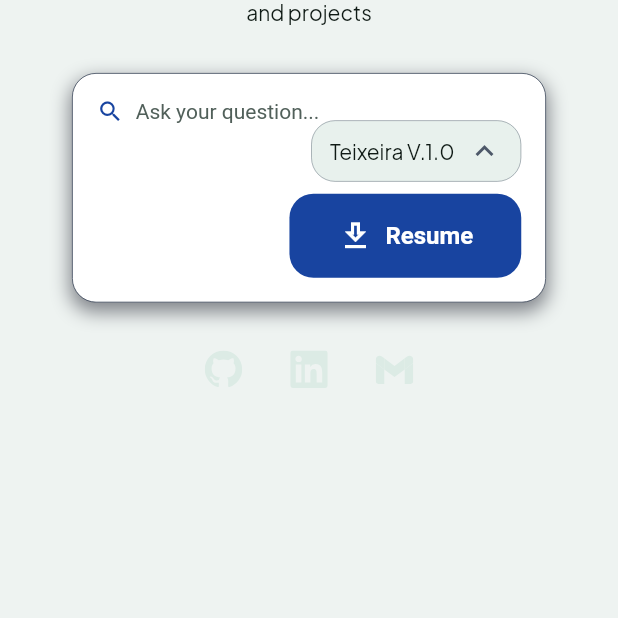
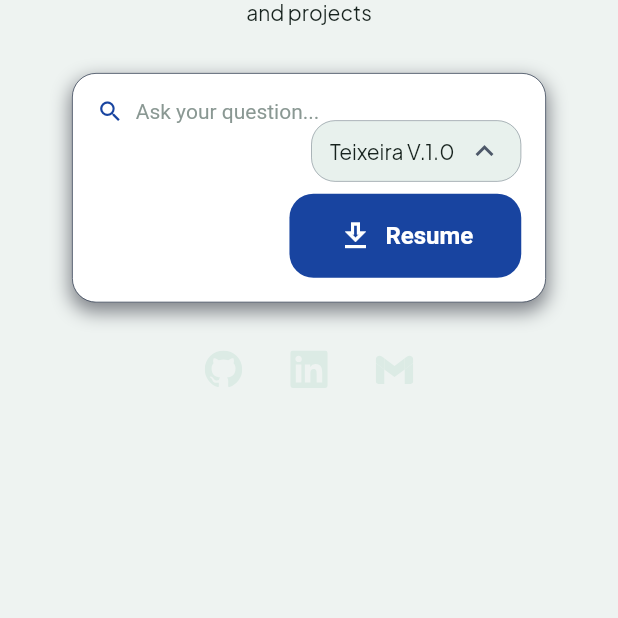
Before and after one commit to Teixeira49/portafolio, a Flutter app: the screen it shows after launch, on a phone screen of 412 x 824 dp, the part 515-1133 px from its top. Run offline on Flutter 3.47's test engine with Material 3 defaults, Android fonts, the phone set to English and light mode, and no system bars; our stand-ins replace equatable, flutter_bloc, flutter_svg, gap, get_it, google_fonts and 1 more.

Commit message:
fix solid color values

```diff
--- a/lib/src/core/variables/values/color_values.dart
+++ b/lib/src/core/variables/values/color_values.dart
@@ -13,31 +13,31 @@ class ColorValues {
   // -------------------------------------------------------
 
   static final _textPrimary = _ColorScheme(
-    light: _ColorConstants.grayLight.shade900,
-    dark: _ColorConstants.grayLight.shade50,
+    light: _ColorConstants.grayLight.shade800,
+    dark: _ColorConstants.grayDark.shade50,
     onBrandLight: Colors.white,
-    onBrandDark: _ColorConstants.grayLight[50],
+    onBrandDark: _ColorConstants.grayDark.shade50,
   );
 
   static final _textSecondary = _ColorScheme(
-    light: _ColorConstants.grayLight.shade700,
-    dark: _ColorConstants.grayLight.shade300,
+    light: _ColorConstants.grayLight.shade600,
+    dark: _ColorConstants.grayDark.shade200,
+    onBrandLight: _ColorConstants.brandFirstColor.shade200,
+    onBrandDark: _ColorConstants.grayDark.shade200,
+  );
+
+  static final _textTertiary = _ColorScheme(
+    light: _ColorConstants.grayLight.shade500,
+    dark: _ColorConstants.grayDark.shade300,
     onBrandLight: _ColorConstants.brandFirstColor.shade200,
     onBrandDark: _ColorConstants.grayDark.shade300,
   );
 
-  static final _textTertiary = _ColorScheme(
-    light: _ColorConstants.grayLight.shade600,
-    dark: _ColorConstants.grayDark.shade400,
-    onBrandLight: _ColorConstants.brandFirstColor.shade200,
-    onBrandDark: _ColorConstants.grayDark.shade400,
-  );
-
   static final _textQuaternary = _ColorScheme(
-    light: _ColorConstants.grayLight,
-    dark: _ColorConstants.grayDark.shade400,
+    light: _ColorConstants.grayLight.shade500,
+    dark: _ColorConstants.grayDark.shade300,
     onBrandLight: _ColorConstants.brandFirstColor.shade300,
-    onBrandDark: _ColorConstants.grayDark.shade400,
+    onBrandDark: _ColorConstants.grayDark.shade300,
   );
 
   static final _textDisabled = _ColorScheme(
@@ -1712,6 +1712,143 @@ class ColorValues {
   /// Toggle button foreground color when disabled.
   static Color toggleButtonFgDisabled(BuildContext context) =>
       _toggleButtonFgDisabled.getColor(context);
+
+  // ------------------------------------------------------------------
+  // <------------ Navigation & Layout color values  ----------------->
+  // ------------------------------------------------------------------
+  // -- Semantic tokens that map to the portfolio design's CSS vars.  --
+  // -- Used for sidebar, nav items, glassmorphism composer, chips.   --
+  // ------------------------------------------------------------------
+
+  /// Sidebar item hover — dark: #222425  light: #E8F1ED (--sidebar-hover)
+  static final _bgSidebarHover = _ColorScheme(
+    light: _ColorConstants.grayLight.shade200,
+    dark: _ColorConstants.grayDark.shade700,
+  );
+
+  /// Active nav-item pill — dark: #2A2C2D  light: #DCEBE5 (--pill)
+  static final _bgNavPill = _ColorScheme(
+    light: _ColorConstants.grayLight.shade400,
+    dark: _ColorConstants.grayDark.shade500,
+  );
+
+  /// Sidebar / section divider line — dark: #262829  light: #E0E8E4 (--line)
+  static final _borderLine = _ColorScheme(
+    light: _ColorConstants.grayLight.shade300,
+    dark: _ColorConstants.grayDark.shade600,
+  );
+
+  /// Glassmorphism surface background — dark: rgba(28,30,31,.92)  light: rgba(255,255,255,.9)
+  static final _bgSurface = _ColorScheme(
+    light: const Color(0xE6FFFFFF),
+    dark: const Color(0xEA1C1E1F),
+  );
+
+  /// Glassmorphism surface border — dark: rgba(255,255,255,.09)  light: rgba(0,0,0,.09)
+  static final _borderSurface = _ColorScheme(
+    light: const Color(0x17000000),
+    dark: const Color(0x17FFFFFF),
+  );
+
+  /// Glassmorphism surface border on focus — dark: rgba(255,255,255,.22)  light: rgba(0,0,0,.2)
+  static final _borderSurfaceFocus = _ColorScheme(
+    light: const Color(0x33000000),
+    dark: const Color(0x38FFFFFF),
+  );
+
+  /// Chip/model-pill background — dark: rgba(255,255,255,.07)  light: rgba(0,0,0,.05)
+  static final _bgChip = _ColorScheme(
+    light: const Color(0x0D000000),
+    dark: const Color(0x12FFFFFF),
+  );
+
+  /// Chip hover background — dark: rgba(255,255,255,.13)  light: rgba(0,0,0,.09)
+  static final _bgChipHover = _ColorScheme(
+    light: const Color(0x17000000),
+    dark: const Color(0x21FFFFFF),
+  );
+
+  /// Chip border — dark: rgba(255,255,255,.08)  light: rgba(0,0,0,.1)
+  static final _borderChip = _ColorScheme(
+    light: const Color(0x1A000000),
+    dark: const Color(0x14FFFFFF),
+  );
+
+  /// Subtle green ambient tint — dark: rgba(0,230,96,.13)  light: rgba(0,200,84,.16)
+  static final _bgGreenTint = _ColorScheme(
+    light: const Color(0x2900C854),
+    dark: const Color(0x2100E660),
+  );
+
+  /// Brand green, always #00E660. For CTA buttons and accents.
+  static final _brandGreenSolid = _ColorScheme(
+    light: const Color(0xFF00E660),
+    dark: const Color(0xFF00E660),
+  );
+
+  /// Brand blue, always #1F55C4. For primary action buttons and accents.
+  static final _brandBlueSolid = _ColorScheme(
+    light: const Color(0xFF1F55C4),
+    dark: const Color(0xFF1F55C4),
+  );
+
+  /// Brand red, always #E60000. For the logo mark and gradient end.
+  static final _brandRedSolid = _ColorScheme(
+    light: const Color(0xFFE60000),
+    dark: const Color(0xFFE60000),
+  );
+
+  /// Sidebar item hover background.
+  static Color bgSidebarHover(BuildContext context) =>
+      _bgSidebarHover.getColor(context);
+
+  /// Active nav-item pill background (selected state).
+  static Color bgNavPill(BuildContext context) =>
+      _bgNavPill.getColor(context);
+
+  /// Sidebar/section divider line color.
+  static Color borderLine(BuildContext context) =>
+      _borderLine.getColor(context);
+
+  /// Glassmorphism surface fill (backdrop-blur panels, composer).
+  static Color bgSurface(BuildContext context) =>
+      _bgSurface.getColor(context);
+
+  /// Glassmorphism surface border (default).
+  static Color borderSurface(BuildContext context) =>
+      _borderSurface.getColor(context);
+
+  /// Glassmorphism surface border when focused.
+  static Color borderSurfaceFocus(BuildContext context) =>
+      _borderSurfaceFocus.getColor(context);
+
+  /// Chip/model-pill fill (default state).
+  static Color bgChip(BuildContext context) =>
+      _bgChip.getColor(context);
+
+  /// Chip/model-pill fill (hover state).
+  static Color bgChipHover(BuildContext context) =>
+      _bgChipHover.getColor(context);
+
+  /// Chip border.
+  static Color borderChip(BuildContext context) =>
+      _borderChip.getColor(context);
+
+  /// Subtle green ambient glow tint behind the composer.
+  static Color bgGreenTint(BuildContext context) =>
+      _bgGreenTint.getColor(context);
+
+  /// Brand green, invariant. Use for the contact/CTA button.
+  static Color brandGreenSolid(BuildContext context) =>
+      _brandGreenSolid.getColor(context);
+
+  /// Brand blue, invariant. Use for the CV/primary-action button.
+  static Color brandBlueSolid(BuildContext context) =>
+      _brandBlueSolid.getColor(context);
+
+  /// Brand red, invariant. Use for the logo mark and error accents.
+  static Color brandRedSolid(BuildContext context) =>
+      _brandRedSolid.getColor(context);
 }
 
 class _ColorScheme {
```
